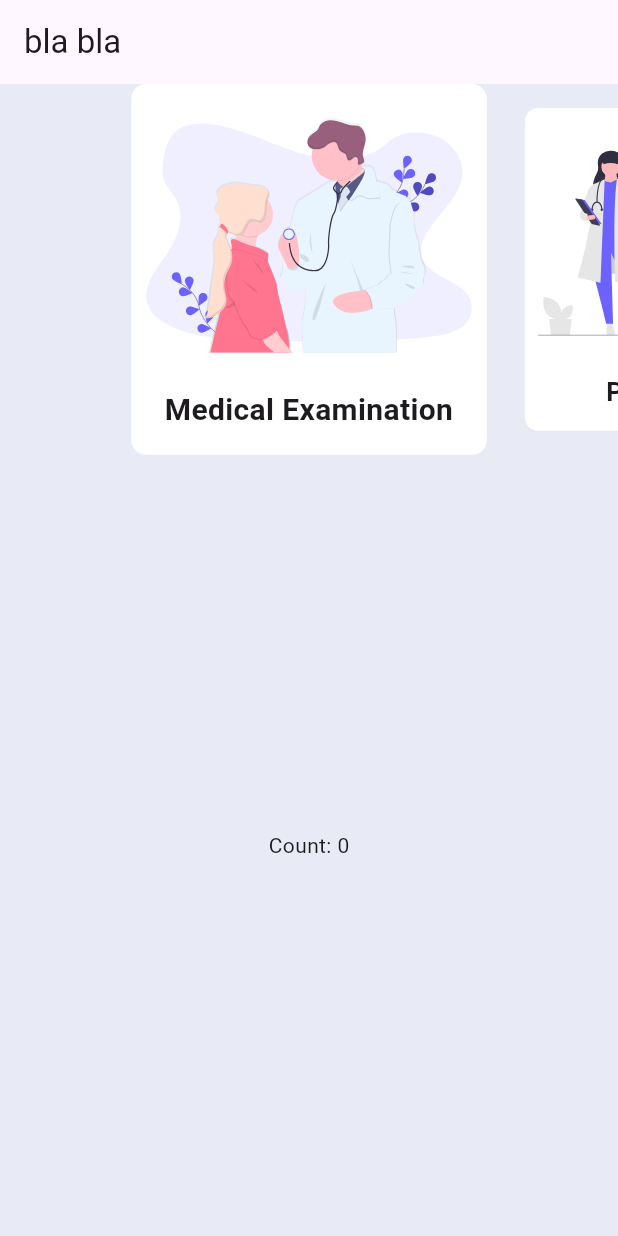
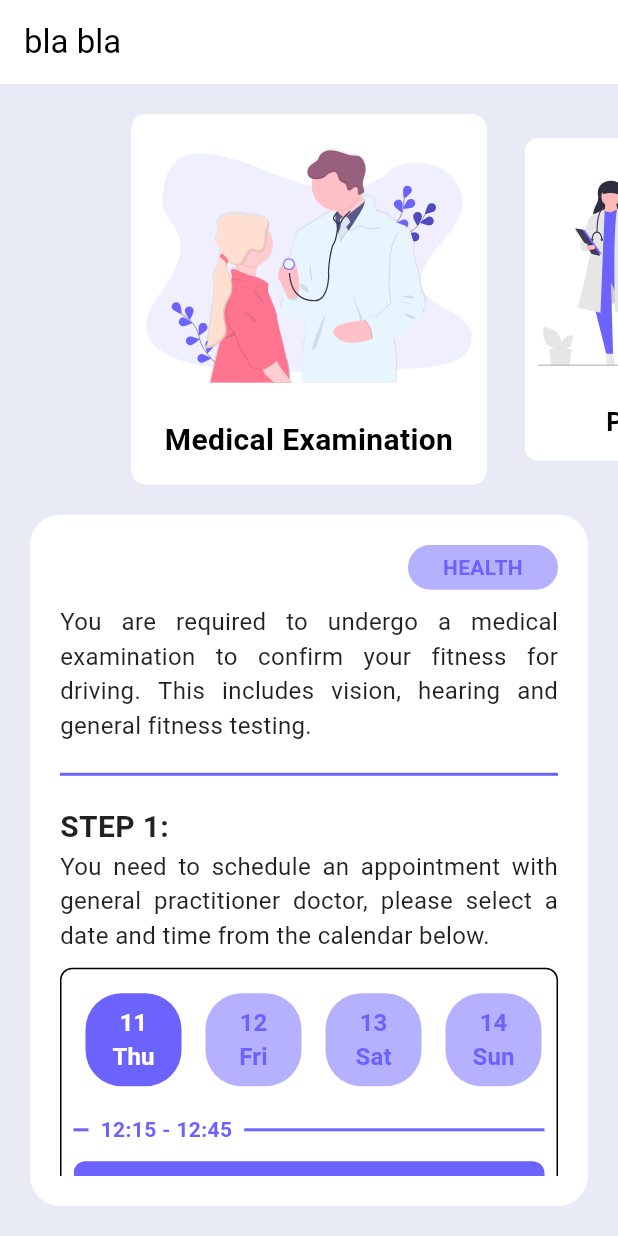
Before and after one commit to Jure-Rajcic/driving-school, a Flutter app: the screen it shows after launch, on a phone screen of 412 x 824 dp. Run offline on Flutter 3.47's test engine with Material 3 defaults, Android fonts, the phone set to English and light mode, and no system bars; drawn by our look-alikes of carousel_slider, flutter_slidable; our stand-ins replace flutter_svg, rxdart.

Commit message:
first screen WIP

```diff
--- a/lib/main.dart
+++ b/lib/main.dart
@@ -19,6 +19,17 @@ class MyApp extends StatelessWidget {
       initialRoute: '/',
       onGenerateRoute: _router.route,
       debugShowCheckedModeBanner: false,
+      theme: ThemeData(
+        brightness: Brightness.light,
+        colorScheme: ColorScheme.fromSwatch().copyWith(
+          primary: const Color(0xFF6C63FF),
+          onPrimary: const Color(0xFFFFFFFF),
+          secondary: const Color(0xFFCA47A6),
+          background: const Color(0XFFE8EAF6),
+          onBackground: const Color(0xFF000000),
+        ),
+        // fontFamily: 'Georgia',
+      )
     );
   }
 }
--- a/lib/pages/first/home_page.dart
+++ b/lib/pages/first/home_page.dart
@@ -31,7 +31,7 @@ class _HomePageState extends ViewState<HomePage, HomePageViewModel> {
         final state = snapshot.data!;
 
         return Scaffold(
-          backgroundColor: Colors.indigo[50],
+          backgroundColor: Theme.of(context).colorScheme.background,
           appBar: AppBar(
             title: const Text('Home Page'),
           ),
--- a/lib/pages/home/widgets/medical_examination/medical_examination.dart
+++ b/lib/pages/home/widgets/medical_examination/medical_examination.dart
@@ -1,5 +1,12 @@
 import 'package:autoskola/mvvm/view.abs.dart';
 import 'package:autoskola/pages/home/widgets/medical_examination/medical_examination_vm.dart';
+import 'package:autoskola/ui_components/CategoryText.dart';
+import 'package:autoskola/ui_components/MyHeading.dart';
+import 'package:autoskola/ui_components/MyText.dart';
+import 'package:autoskola/ui_components/Sepparator.dart';
+import 'package:autoskola/ui_components/appointment_scheduler/appointment_scheduler.dart';
+import 'package:autoskola/ui_components/appointment_scheduler/appointment_scheduler_vm.dart';
+import 'package:flutter/foundation.dart';
 import 'package:flutter/material.dart' hide View;
 
 class MedicalExamination extends View<MedicalExaminationViewModel> {
@@ -31,8 +38,19 @@ class _MedicalExaminationState
 
         final state = snapshot.data!;
 
-        return Center(
-          child: Text('Count: ${state.count}'),
+        return Container(
+          child: Column(
+            children: [
+              const CategoryText(text: 'HEALTH'),
+              const SizedBox(height: 10),
+              const MyText(text: "You are required to undergo a medical examination to confirm your fitness for driving. This includes vision, hearing and general fitness testing."),
+              Sepparator(),
+              const MyHeading(text: "STEP 1:"),
+              const MyText(text: "You need to schedule an appointment with general practitioner doctor, please select a date and time from the calendar below."),
+              const SizedBox(height: 10),
+              AppointmentScheduler(viewModel: AppointmentSchedulerViewModel())
+            ],
+          ),
         );
       },
     );
--- /dev/null
+++ b/lib/ui_components/CategoryText.dart
@@ -0,0 +1,33 @@
+import 'package:flutter/material.dart';
+
+class CategoryText extends StatelessWidget {
+  final String text;
+
+  const CategoryText({
+    required this.text,
+    super.key,
+  });
+
+  @override
+  Widget build(BuildContext context) {
+    return Align(
+      alignment: Alignment.topRight,
+      child: Container(
+        width: 100,
+        padding: const EdgeInsets.symmetric(horizontal: 10, vertical: 5),
+        decoration: BoxDecoration(
+          color: Theme.of(context).colorScheme.primary.withOpacity(0.5),
+          borderRadius: BorderRadius.circular(20),
+        ),
+        child: Text(
+          text,
+          textAlign: TextAlign.center,
+          style: TextStyle(
+            color: Theme.of(context).colorScheme.primary,
+            fontWeight: FontWeight.bold,
+          ),
+        ),
+      ),
+    );
+  }
+}
--- /dev/null
+++ b/lib/ui_components/MyHeading.dart
@@ -0,0 +1,25 @@
+import 'package:flutter/material.dart';
+
+class MyHeading extends StatelessWidget {
+  final String text;
+
+  const MyHeading({
+    required this.text,
+    super.key,
+  });
+
+  @override
+  Widget build(BuildContext context) {
+    return Container(
+      width: double.infinity,
+      child: Text(
+        text,
+        style: TextStyle(
+          color: Theme.of(context).colorScheme.onBackground.withOpacity(0.87),
+          fontWeight: FontWeight.bold,
+          fontSize: 20,
+        ),
+      ),
+    );
+  }
+}
--- /dev/null
+++ b/lib/ui_components/MyText.dart
@@ -0,0 +1,26 @@
+import 'package:flutter/material.dart';
+
+class MyText extends StatelessWidget {
+  final String text;
+
+  const MyText({
+    required this.text,
+    super.key,
+  });
+
+  @override
+  Widget build(BuildContext context) {
+    return Container(
+      width: double.infinity,
+      child: Text(
+        text,
+        textAlign: TextAlign.justify,
+        style: TextStyle(
+          color: Theme.of(context).colorScheme.onBackground.withOpacity(0.87),
+          fontWeight: FontWeight.normal,
+          fontSize: 16,
+        ),
+      ),
+    );
+  }
+}
--- /dev/null
+++ b/lib/ui_components/Sepparator.dart
@@ -0,0 +1,17 @@
+import 'package:flutter/material.dart';
+
+class Sepparator extends StatelessWidget {
+  final double vertical;
+
+  const Sepparator({super.key, this.vertical = 20});
+
+  @override
+  Widget build(BuildContext context) {
+    return Container(
+      width: double.infinity,
+      height: 2,
+      margin: EdgeInsets.symmetric(vertical: vertical),
+      color: Theme.of(context).colorScheme.primary,
+    );
+  }
+}
--- a/pubspec.yaml
+++ b/pubspec.yaml
@@ -43,6 +43,7 @@ dependencies:
   equatable: ^2.0.5
   carousel_slider: ^4.2.1
   flutter_svg: ^2.0.10+1
+  flutter_slidable: ^3.1.0
 
 dev_dependencies:
   flutter_test:
```
Also changed, not shown: lib/pages/home/home_page.dart (+17 -2 lines), lib/ui_components/appointment_scheduler/appointment_scheduler.dart (added, +231 -0 lines), lib/ui_components/appointment_scheduler/appointment_scheduler_vm.dart (added, +45 -0 lines), pubspec.lock.
